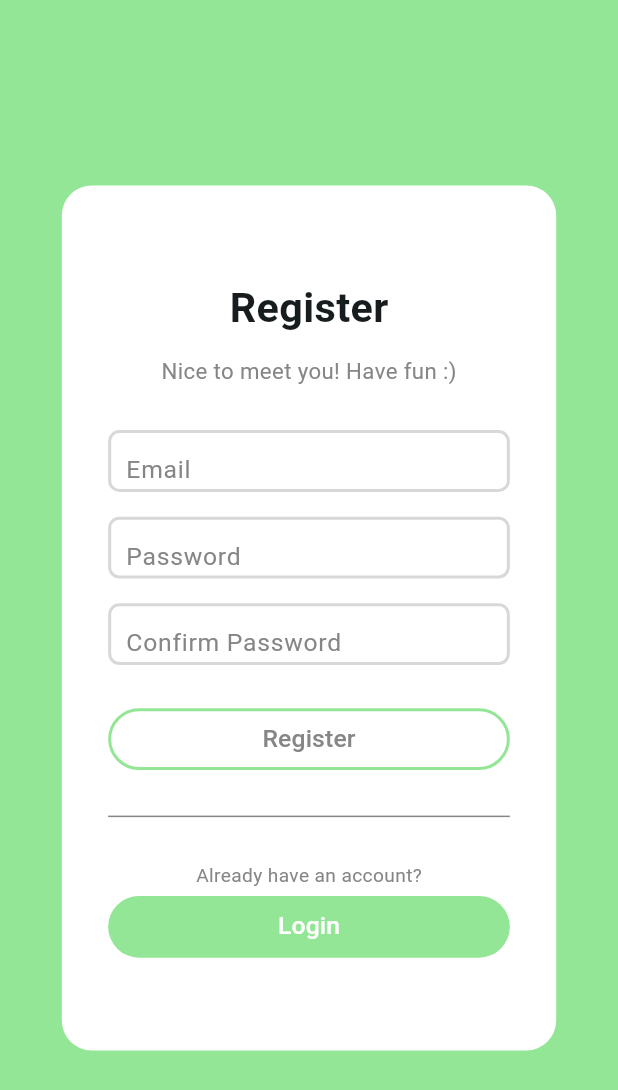
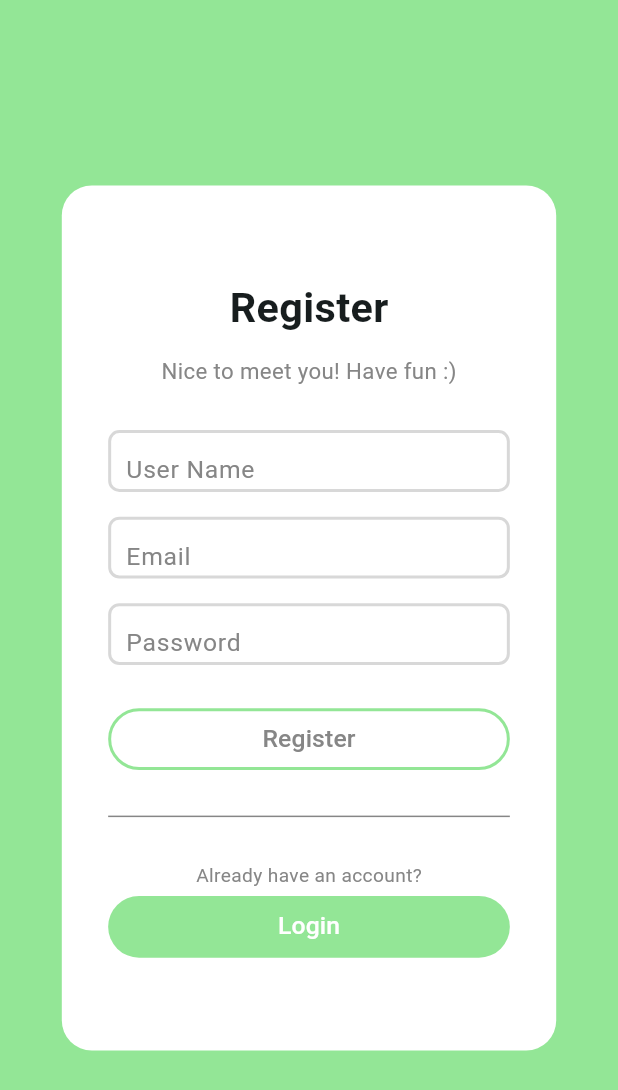
Before and after one commit to HOSHICHEN7267/ITS_chatbot, a Flutter app: the RegisterPage screen opened directly, on a phone screen of 412 x 824 dp. Shown: the top 1090 px of the screen. Run offline on Flutter 3.47's test engine with Material 3 defaults, Android fonts, the phone set to English and light mode, and no system bars; our stand-ins replace cloud_firestore, firebase_auth, firebase_core, google_sign_in; accounts and stored records are empty.

Commit message:
Phase 8: Add firestore package, change the textfield contents of register page

```diff
--- a/lib/pages/register_page.dart
+++ b/lib/pages/register_page.dart
@@ -1,5 +1,6 @@
 import 'package:chat_app/components/form_textfield.dart';
 import 'package:chat_app/pages/login_page.dart';
+import 'package:cloud_firestore/cloud_firestore.dart';
 import 'package:firebase_auth/firebase_auth.dart';
 import 'package:flutter/material.dart';
 
@@ -11,12 +12,18 @@ class RegisterPage extends StatefulWidget {
 }
 
 class _RegisterPageState extends State<RegisterPage> {
+  final TextEditingController userNamePasswordTextfieldController =
+      TextEditingController();
   final TextEditingController emailTextfieldController =
       TextEditingController();
   final TextEditingController passwordTextfieldController =
       TextEditingController();
-  final TextEditingController confirmPasswordTextfieldController =
-      TextEditingController();
+
+  // instance of auth
+  final FirebaseAuth _firebaseAuth = FirebaseAuth.instance;
+
+  // instance of firestore
+  final FirebaseFirestore _firestore = FirebaseFirestore.instance;
 
   void userRegister() async {
     // Show loading circle
@@ -30,14 +37,10 @@ class _RegisterPageState extends State<RegisterPage> {
 
     // User register
     try {
-      if (passwordTextfieldController.text ==
-          confirmPasswordTextfieldController.text) {
-        await FirebaseAuth.instance.createUserWithEmailAndPassword(
+      // Create a new user by email and password
+      await _firebaseAuth.createUserWithEmailAndPassword(
             email: emailTextfieldController.text,
             password: passwordTextfieldController.text);
-      } else {
-        errorSnackBar('Passwords are not the same. Try again!');
-      }
 
       // Pop loading circle
       if (context.mounted) {
@@ -129,6 +132,23 @@ class _RegisterPageState extends State<RegisterPage> {
                             color: const Color.fromARGB(255, 216, 216, 216),
                             width: 2.0)),
                     child: FormTextfield(
+                      textfieldController: userNamePasswordTextfieldController,
+                      hintText: "User Name",
+                      isPassword: false,
+                    )),
+                SizedBox(
+                  height: screenHeight * 0.02,
+                ),
+                Container(
+                    width: screenWidth * 0.65,
+                    height: screenHeight * 0.05,
+                    decoration: BoxDecoration(
+                        color: Theme.of(context).colorScheme.primary,
+                        borderRadius: BorderRadius.circular(7.5),
+                        border: Border.all(
+                            color: const Color.fromARGB(255, 216, 216, 216),
+                            width: 2.0)),
+                    child: FormTextfield(
                       textfieldController: emailTextfieldController,
                       hintText: "Email",
                       isPassword: false,
@@ -148,23 +168,6 @@ class _RegisterPageState extends State<RegisterPage> {
                     child: FormTextfield(
                       textfieldController: passwordTextfieldController,
                       hintText: "Password",
-                      isPassword: true,
-                    )),
-                SizedBox(
-                  height: screenHeight * 0.02,
-                ),
-                Container(
-                    width: screenWidth * 0.65,
-                    height: screenHeight * 0.05,
-                    decoration: BoxDecoration(
-                        color: Theme.of(context).colorScheme.primary,
-                        borderRadius: BorderRadius.circular(7.5),
-                        border: Border.all(
-                            color: const Color.fromARGB(255, 216, 216, 216),
-                            width: 2.0)),
-                    child: FormTextfield(
-                      textfieldController: confirmPasswordTextfieldController,
-                      hintText: "Confirm Password",
                       isPassword: true,
                     )),
                 SizedBox(
--- a/pubspec.yaml
+++ b/pubspec.yaml
@@ -37,6 +37,7 @@ dependencies:
     firebase_core: ^2.29.0
     firebase_auth: ^4.19.1
     google_sign_in: ^6.2.1
+    cloud_firestore: ^4.16.1
 
 dev_dependencies:
     flutter_test:
```
Also changed, not shown: pubspec.lock, 3 other files.
